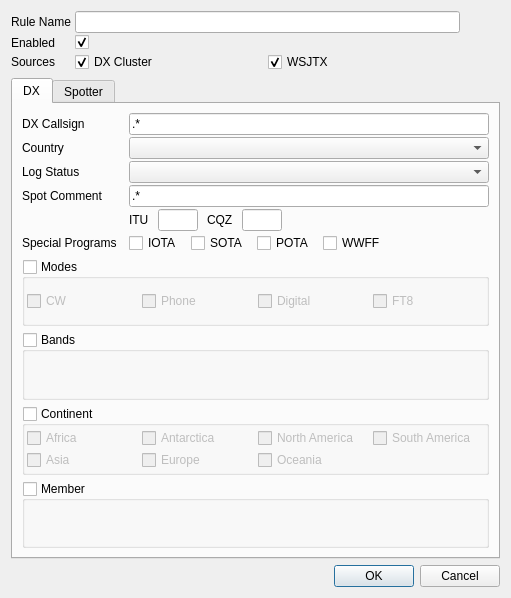
This is ui/AlertRuleDetail.ui in aa5sh/QLog as Qt 5 draws it before an edit. The edited form follows.
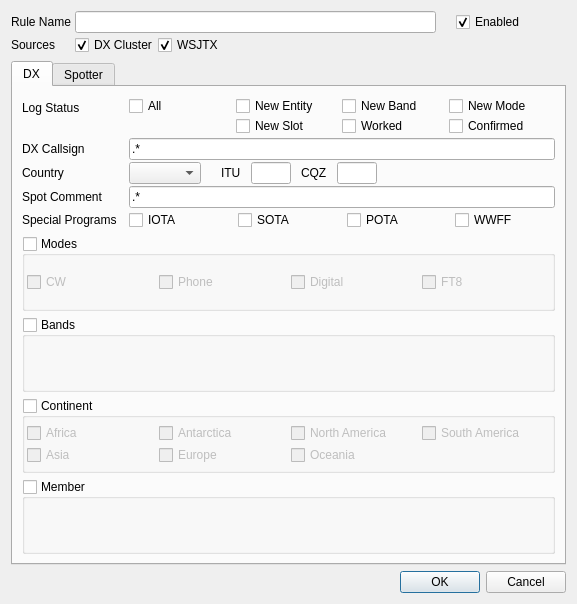
This is the edited form. Custom widgets are drawn as their Qt base class.

Commit message:
Fixed #871 - Alert Detail: Changed Layout, Added functions
- Added Status Log States
- SmartSearchBox is used for country selection
- POTA/SOTA/IOTA/WWFF are combined using a logical OR
- Code optimization

Added test unit for Alert Evaluator

Diff of the .ui file:
```diff
--- a/ui/AlertRuleDetail.ui
+++ b/ui/AlertRuleDetail.ui
@@ -6,8 +6,8 @@
    <rect>
     <x>0</x>
     <y>0</y>
-    <width>511</width>
-    <height>598</height>
+    <width>577</width>
+    <height>604</height>
    </rect>
   </property>
   <property name="windowTitle">
@@ -32,33 +32,59 @@
         </widget>
        </item>
        <item row="0" column="1">
-        <widget class="QLineEdit" name="ruleNameEdit"/>
+        <layout class="QHBoxLayout" name="horizontalLayout_3">
+         <item>
+          <widget class="QLineEdit" name="ruleNameEdit">
+           <property name="sizePolicy">
+            <sizepolicy hsizetype="Expanding" vsizetype="Fixed">
+             <horstretch>0</horstretch>
+             <verstretch>0</verstretch>
+            </sizepolicy>
+           </property>
+          </widget>
+         </item>
+         <item>
+          <spacer name="horizontalSpacer_8">
+           <property name="orientation">
+            <enum>Qt::Horizontal</enum>
+           </property>
+           <property name="sizeType">
+            <enum>QSizePolicy::Maximum</enum>
+           </property>
+           <property name="sizeHint" stdset="0">
+            <size>
+             <width>20</width>
+             <height>20</height>
+            </size>
+           </property>
+          </spacer>
+         </item>
+         <item>
+          <widget class="QCheckBox" name="ruleEnabledCheckBox">
+           <property name="sizePolicy">
+            <sizepolicy hsizetype="Preferred" vsizetype="Preferred">
+             <horstretch>0</horstretch>
+             <verstretch>0</verstretch>
+            </sizepolicy>
+           </property>
+           <property name="text">
+            <string>Enabled</string>
+           </property>
+           <property name="checked">
+            <bool>true</bool>
+           </property>
+          </widget>
+         </item>
+        </layout>
        </item>
        <item row="1" column="0">
-        <widget class="QLabel" name="ruleEnabledLabel">
-         <property name="text">
-          <string>Enabled</string>
-         </property>
-        </widget>
-       </item>
-       <item row="1" column="1">
-        <widget class="QCheckBox" name="ruleEnabledCheckBox">
-         <property name="text">
-          <string/>
-         </property>
-         <property name="checked">
-          <bool>true</bool>
-         </property>
-        </widget>
-       </item>
-       <item row="2" column="0">
         <widget class="QLabel" name="sourceLabel">
          <property name="text">
           <string>Sources</string>
          </property>
         </widget>
        </item>
-       <item row="2" column="1">
+       <item row="1" column="1">
         <layout class="QHBoxLayout" name="horizontalLayout_2">
          <item>
           <widget class="QCheckBox" name="dxcCheckBox">
@@ -80,6 +106,19 @@
            </property>
           </widget>
          </item>
+         <item>
+          <spacer name="horizontalSpacer_2">
+           <property name="orientation">
+            <enum>Qt::Horizontal</enum>
+           </property>
+           <property name="sizeHint" stdset="0">
+            <size>
+             <width>40</width>
+             <height>20</height>
+            </size>
+           </property>
+          </spacer>
+         </item>
         </layout>
        </item>
       </layout>
@@ -124,73 +163,123 @@
           <number>2</number>
          </property>
          <item row="0" column="0">
+          <widget class="QLabel" name="logStatusLabel">
+           <property name="text">
+            <string>Log Status</string>
+           </property>
+          </widget>
+         </item>
+         <item row="0" column="1">
+          <layout class="QGridLayout" name="gridLayout">
+           <property name="spacing">
+            <number>0</number>
+           </property>
+           <item row="1" column="2">
+            <widget class="QCheckBox" name="workedCheckbox">
+             <property name="text">
+              <string>Worked</string>
+             </property>
+            </widget>
+           </item>
+           <item row="1" column="1">
+            <widget class="QCheckBox" name="newSlotCheckbox">
+             <property name="text">
+              <string>New Slot</string>
+             </property>
+            </widget>
+           </item>
+           <item row="1" column="3">
+            <widget class="QCheckBox" name="confirmedCheckbox">
+             <property name="text">
+              <string>Confirmed</string>
+             </property>
+            </widget>
+           </item>
+           <item row="0" column="1">
+            <widget class="QCheckBox" name="newEntityCheckbox">
+             <property name="text">
+              <string>New Entity</string>
+             </property>
+            </widget>
+           </item>
+           <item row="0" column="3">
+            <widget class="QCheckBox" name="newModeCheckbox">
+             <property name="text">
+              <string>New Mode</string>
+             </property>
+            </widget>
+           </item>
+           <item row="0" column="2">
+            <widget class="QCheckBox" name="newBandCheckbox">
+             <property name="text">
+              <string>New Band</string>
+             </property>
+            </widget>
+           </item>
+           <item row="0" column="0">
+            <widget class="QCheckBox" name="allCheckbox">
+             <property name="text">
+              <string>All</string>
+             </property>
+            </widget>
+           </item>
+          </layout>
+         </item>
+         <item row="1" column="0">
           <widget class="QLabel" name="dxCallsignLabel">
            <property name="text">
             <string>DX Callsign</string>
            </property>
           </widget>
          </item>
-         <item row="0" column="1">
-          <widget class="QLineEdit" name="dxCallsignEdit">
-           <property name="toolTip">
-            <string>Use Perl-like regular expression</string>
-           </property>
-           <property name="text">
-            <string>.*</string>
-           </property>
-           <property name="placeholderText">
-            <string/>
-           </property>
-          </widget>
-         </item>
-         <item row="1" column="0">
-          <widget class="QLabel" name="countryLabel">
-           <property name="text">
-            <string>Country</string>
-           </property>
-          </widget>
-         </item>
          <item row="1" column="1">
-          <widget class="QComboBox" name="countryCombo"/>
+          <widget class="QLineEdit" name="dxCallsignEdit">
+           <property name="toolTip">
+            <string>Use Perl-like regular expression</string>
+           </property>
+           <property name="text">
+            <string>.*</string>
+           </property>
+           <property name="placeholderText">
+            <string/>
+           </property>
+          </widget>
          </item>
          <item row="2" column="0">
-          <widget class="QLabel" name="logStatusLabel">
+          <widget class="QLabel" name="countryLabel">
            <property name="text">
-            <string>Log Status</string>
+            <string>Country</string>
            </property>
           </widget>
          </item>
          <item row="2" column="1">
-          <widget class="QComboBox" name="logStatusCombo"/>
-         </item>
-         <item row="3" column="0">
-          <widget class="QLabel" name="spotCommentLabel">
-           <property name="text">
-            <string>Spot Comment</string>
-           </property>
-          </widget>
-         </item>
-         <item row="3" column="1">
-          <widget class="QLineEdit" name="spotCommentEdit">
-           <property name="toolTip">
-            <string>Use Perl-like regular expression</string>
-           </property>
-           <property name="text">
-            <string>.*</string>
-           </property>
-           <property name="placeholderText">
-            <string/>
-           </property>
-          </widget>
-         </item>
-         <item row="4" column="1">
-          <layout class="QHBoxLayout" name="horizontalLayout_3">
-           <property name="spacing">
-            <number>9</number>
-           </property>
-           <property name="topMargin">
-            <number>0</number>
-           </property>
+          <layout class="QHBoxLayout" name="horizontalLayout_4">
+           <item>
+            <widget class="SmartSearchBox" name="countryCombo">
+             <property name="sizePolicy">
+              <sizepolicy hsizetype="Maximum" vsizetype="Fixed">
+               <horstretch>0</horstretch>
+               <verstretch>0</verstretch>
+              </sizepolicy>
+             </property>
+            </widget>
+           </item>
+           <item>
+            <spacer name="horizontalSpacer_4">
+             <property name="orientation">
+              <enum>Qt::Horizontal</enum>
+             </property>
+             <property name="sizeType">
+              <enum>QSizePolicy::Maximum</enum>
+             </property>
+             <property name="sizeHint" stdset="0">
+              <size>
+               <width>20</width>
+               <height>20</height>
+              </size>
+             </property>
+            </spacer>
+           </item>
            <item>
             <widget class="QLabel" name="ituLabel">
              <property name="text">
@@ -198,6 +287,22 @@
              </property>
             </widget>
            </item>
+           <item>
+            <spacer name="horizontalSpacer_5">
+             <property name="orientation">
+              <enum>Qt::Horizontal</enum>
+             </property>
+             <property name="sizeType">
+              <enum>QSizePolicy::Maximum</enum>
+             </property>
+             <property name="sizeHint" stdset="0">
+              <size>
+               <width>10</width>
+               <height>20</height>
+              </size>
+             </property>
+            </spacer>
+           </item>
            <item>
             <widget class="QLineEdit" name="ituEdit">
              <property name="sizePolicy">
@@ -217,6 +322,22 @@
              </property>
             </widget>
            </item>
+           <item>
+            <spacer name="horizontalSpacer_7">
+             <property name="orientation">
+              <enum>Qt::Horizontal</enum>
+             </property>
+             <property name="sizeType">
+              <enum>QSizePolicy::Maximum</enum>
+             </property>
+             <property name="sizeHint" stdset="0">
+              <size>
+               <width>10</width>
+               <height>20</height>
+              </size>
+             </property>
+            </spacer>
+           </item>
            <item>
             <widget class="QLabel" name="cqzLabel">
              <property name="text">
@@ -224,6 +345,22 @@
              </property>
             </widget>
            </item>
+           <item>
+            <spacer name="horizontalSpacer_6">
+             <property name="orientation">
+              <enum>Qt::Horizontal</enum>
+             </property>
+             <property name="sizeType">
+              <enum>QSizePolicy::Maximum</enum>
+             </property>
+             <property name="sizeHint" stdset="0">
+              <size>
+               <width>10</width>
+               <height>20</height>
+              </size>
+             </property>
+            </spacer>
+           </item>
            <item>
             <widget class="QLineEdit" name="cqzEdit">
              <property name="sizePolicy">
@@ -244,7 +381,7 @@
             </widget>
            </item>
            <item>
-            <spacer name="horizontalSpacer_2">
+            <spacer name="horizontalSpacer_3">
              <property name="orientation">
               <enum>Qt::Horizontal</enum>
              </property>
@@ -258,7 +395,34 @@
            </item>
           </layout>
          </item>
-         <item row="5" column="1">
+         <item row="3" column="0">
+          <widget class="QLabel" name="spotCommentLabel">
+           <property name="text">
+            <string>Spot Comment</string>
+           </property>
+          </widget>
+         </item>
+         <item row="3" column="1">
+          <widget class="QLineEdit" name="spotCommentEdit">
+           <property name="toolTip">
+            <string>Use Perl-like regular expression</string>
+           </property>
+           <property name="text">
+            <string>.*</string>
+           </property>
+           <property name="placeholderText">
+            <string/>
+           </property>
+          </widget>
+         </item>
+         <item row="4" column="0">
+          <widget class="QLabel" name="label">
+           <property name="text">
+            <string>Special Programs</string>
+           </property>
+          </widget>
+         </item>
+         <item row="4" column="1">
           <layout class="QHBoxLayout" name="horizontalLayout_5">
            <property name="spacing">
             <number>9</number>
@@ -291,44 +455,18 @@
              </property>
             </widget>
            </item>
-           <item>
-            <spacer name="horizontalSpacer_3">
-             <property name="orientation">
-              <enum>Qt::Horizontal</enum>
-             </property>
-             <property name="sizeHint" stdset="0">
-              <size>
-               <width>40</width>
-               <height>20</height>
-              </size>
-             </property>
-            </spacer>
-           </item>
           </layout>
          </item>
-         <item row="5" column="0">
-          <widget class="QLabel" name="label">
-           <property name="text">
-            <string>Special Programs</string>
-           </property>
-          </widget>
-         </item>
         </layout>
        </item>
        <item>
         <widget class="QGroupBox" name="modes">
          <property name="sizePolicy">
-          <sizepolicy hsizetype="Expanding" vsizetype="Minimum">
+          <sizepolicy hsizetype="Preferred" vsizetype="Preferred">
            <horstretch>0</horstretch>
            <verstretch>0</verstretch>
           </sizepolicy>
          </property>
-         <property name="maximumSize">
-          <size>
-           <width>701</width>
-           <height>356</height>
-          </size>
-         </property>
          <property name="title">
           <string>Modes</string>
          </property>
@@ -727,6 +865,13 @@
    </item>
   </layout>
  </widget>
+ <customwidgets>
+  <customwidget>
+   <class>SmartSearchBox</class>
+   <extends>QComboBox</extends>
+   <header>ui/component/SmartSearchBox.h</header>
+  </customwidget>
+ </customwidgets>
  <tabstops>
   <tabstop>ruleNameEdit</tabstop>
   <tabstop>ruleEnabledCheckBox</tabstop>
```
Left out of the diff: 100 changed lines with no effect on the pictures. The commit also changes 8 other files.
